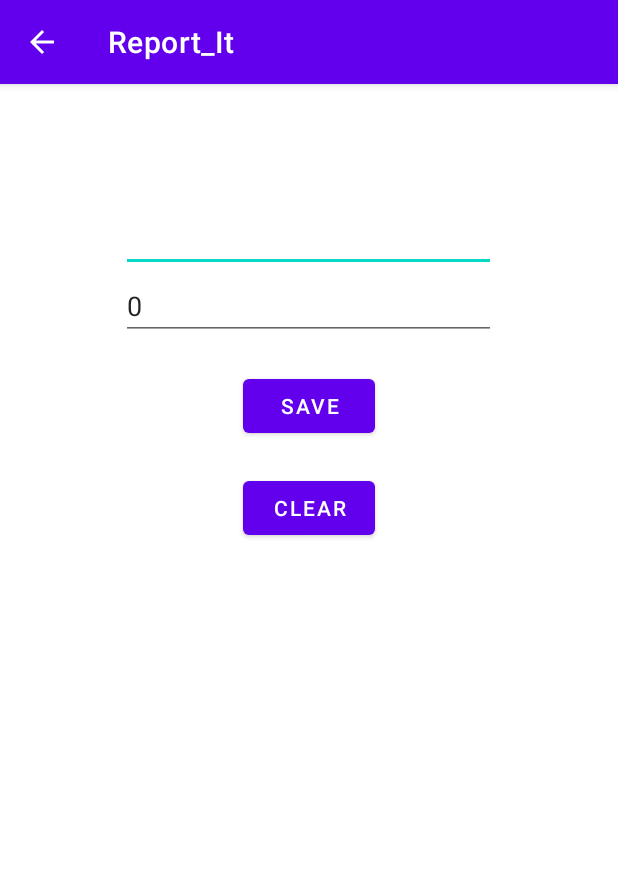
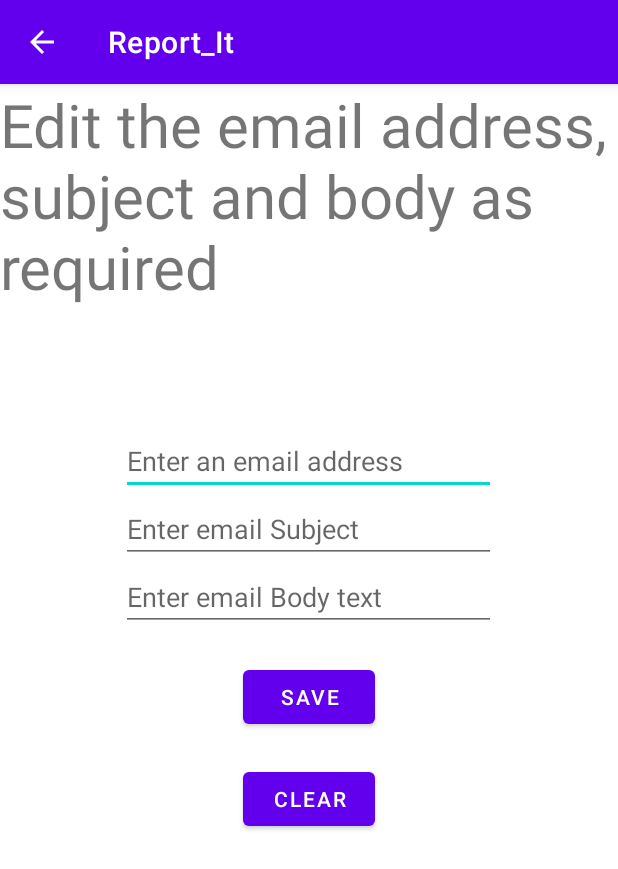
Before and after one commit to scotty9000/FixedEmail, an Android app: the screen it shows after launch (EditActivity), after a tap on "EDIT", on a phone screen of 412 x 824 dp. Shown: the top 869 px of the screen. Run offline under Robolectric (Android 15) with nearby library versions, the phone set to English and light mode, and no system bars; our stand-ins replace data binding.

Commit message:
change fields in pref file

```diff
--- a/app/src/main/java/com/example/report_it/EditActivity.kt
+++ b/app/src/main/java/com/example/report_it/EditActivity.kt
@@ -5,8 +5,6 @@ import androidx.appcompat.app.AppCompatActivity
 import android.os.Bundle
 import android.util.Log
 import android.view.View
-import android.widget.EditText
-import android.widget.TextView
 import android.widget.Toast
 import androidx.databinding.DataBindingUtil
 import com.example.report_it.databinding.ActivityEditBinding
@@ -26,12 +24,14 @@ class EditActivity : AppCompatActivity() {
         //val textView = findViewById<TextView>(R.id.textView).apply {
             //text = message
 
-        // create shared preferences file
+        // get shared data
         val pref = getPreferences(Context.MODE_PRIVATE)
-        val name = pref.getString("NAME", "")
-        val id = pref.getInt("ID", 0)
-        binding.editName.setText(name)
-        binding.editID.setText(id.toString())
+        val address = pref.getString("Address","")
+        val subject = pref.getString("Subject","")
+        val body = pref.getString("Body","")
+        binding.editAddress.setText(address)
+        binding.editSubject.setText(subject)
+        binding.editBody.setText(body)
 
 
 
@@ -40,25 +40,27 @@ class EditActivity : AppCompatActivity() {
 
     }
 
-    fun onClear(view: View) {
+    fun onClear() {
         // clear name & ID
         val pref = getPreferences(Context.MODE_PRIVATE)
         val editor = pref.edit()
         editor.clear()
         editor.commit()
 
-        binding.editID.setText("0")
-        binding.editName.setText("")
+//        binding.editID.setText("0")
+//        binding.editName.setText("")
     }
 
     // create a shared preferences file
     // and save name and ID as values/pairs in file
     fun onSave(view: View) {
-        // save name & ID
+        // save email Fields
         val pref = getPreferences(Context.MODE_PRIVATE)
         val editor = pref.edit()
-        editor.putString("NAME", binding.editName.text.toString())
-        editor.putInt("ID", binding.editID.text.toString().toInt())
+
+        editor.putString("Address", binding.editAddress.text.toString())
+        editor.putString("Subject", binding.editSubject.text.toString())
+        editor.putString("Body", binding.editBody.text.toString())
         editor.commit()
         val toast = Toast.makeText(applicationContext, "saved", Toast.LENGTH_LONG)
         toast.show()
--- a/app/src/main/java/com/example/report_it/MainActivity.kt
+++ b/app/src/main/java/com/example/report_it/MainActivity.kt
@@ -63,7 +63,8 @@ class MainActivity : AppCompatActivity() {
     override fun onCreate(savedInstanceState: Bundle?) {
         super.onCreate(savedInstanceState)
         binding = DataBindingUtil.setContentView(this, R.layout.activity_main)
-        binding.emailFields = emailFields
+        //binding.emailFields = emailFields
+        getEmailFields() // from Shared Preferences File
 
         binding.button1.setOnClickListener {
             try {
@@ -157,4 +158,12 @@ class MainActivity : AppCompatActivity() {
             sendEmail()
         }
     }
+
+    private fun getEmailFields() {
+        val pref = getPreferences(Context.MODE_PRIVATE)
+        emailFields.address = pref.getString("Address", "").toString()
+        emailFields.subject = pref.getString("Subject", "").toString()
+        emailFields.body = pref.getString("Body", "").toString()
+        binding.emailFields = emailFields
+    }
 }
--- a/app/src/main/res/layout/activity_edit.xml
+++ b/app/src/main/res/layout/activity_edit.xml
@@ -3,6 +3,12 @@
 <layout xmlns:tools="http://schemas.android.com/tools"
     xmlns:android="http://schemas.android.com/apk/res/android"
     xmlns:app="http://schemas.android.com/apk/res-auto">
+
+    <data>
+        <variable
+            name = "emailFields"
+            type = "com.example.report_it.EmailFields" />
+    </data>
 
     <androidx.constraintlayout.widget.ConstraintLayout
         android:layout_width="match_parent"
@@ -16,21 +22,37 @@
             android:gravity="center_horizontal"
             android:orientation="vertical">
 
+            <TextView
+                android:id="@+id/textView"
+                android:layout_width="match_parent"
+                android:layout_height="wrap_content"
+                android:textSize="40sp"
+                android:text="@string/edit_activity_header_text" />
+
             <EditText
-                android:id="@+id/editName"
+                android:id="@+id/editAddress"
+                android:layout_width="250dp"
+                android:layout_height="wrap_content"
+                android:layout_marginTop="80dp"
+                android:ems="10"
+                android:hint="@string/enter_email_address"
+                android:inputType="textEmailAddress" />
+
+            <EditText
+                android:id="@+id/editSubject"
                 android:layout_width="250dp"
                 android:layout_height="wrap_content"
                 android:ems="10"
-                android:inputType="textPersonName"
-                android:text="Name"
-                android:layout_marginTop="80dp"/>
+                android:hint="@string/enter_email_subject"
+                android:inputType="textEmailSubject" />
 
             <EditText
-                android:id="@+id/editID"
+                android:id="@+id/editBody"
                 android:layout_width="250dp"
                 android:layout_height="wrap_content"
                 android:ems="10"
-                android:inputType="number" />
+                android:hint="@string/enter_email_body_text"
+                android:inputType="text" />
 
             <Button
                 android:layout_width="wrap_content"
@@ -45,6 +67,8 @@
                 android:layout_marginTop="20dp"
                 android:onClick="onClear"
                 android:text="CLEAR" />
+
+
         </LinearLayout>
     </androidx.constraintlayout.widget.ConstraintLayout>
 </layout>
--- a/app/src/main/res/values/strings.xml
+++ b/app/src/main/res/values/strings.xml
@@ -9,4 +9,7 @@
     <string name="get">GET</string>
     <string name="clear">CLEAR</string>
     <string name="delete">DELETE</string>
+    <string name="enter_email_body_text">Enter email Body text</string>
+    <string name="enter_email_subject">Enter email Subject</string>
+    <string name="edit_activity_header_text">Edit the email address, subject and body as required</string>
 </resources>
```
